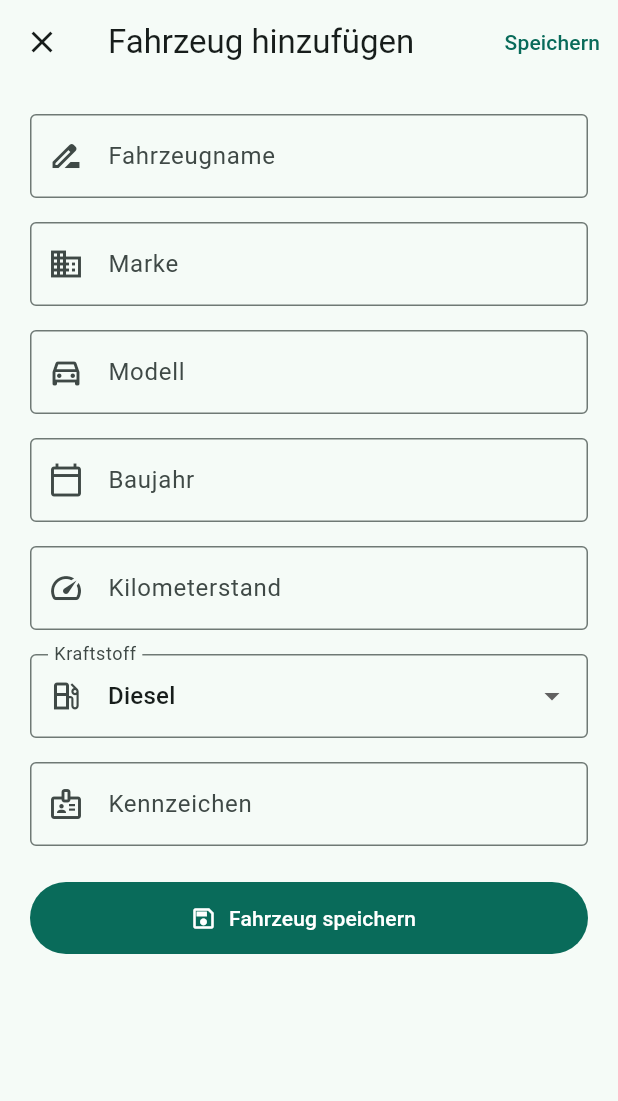
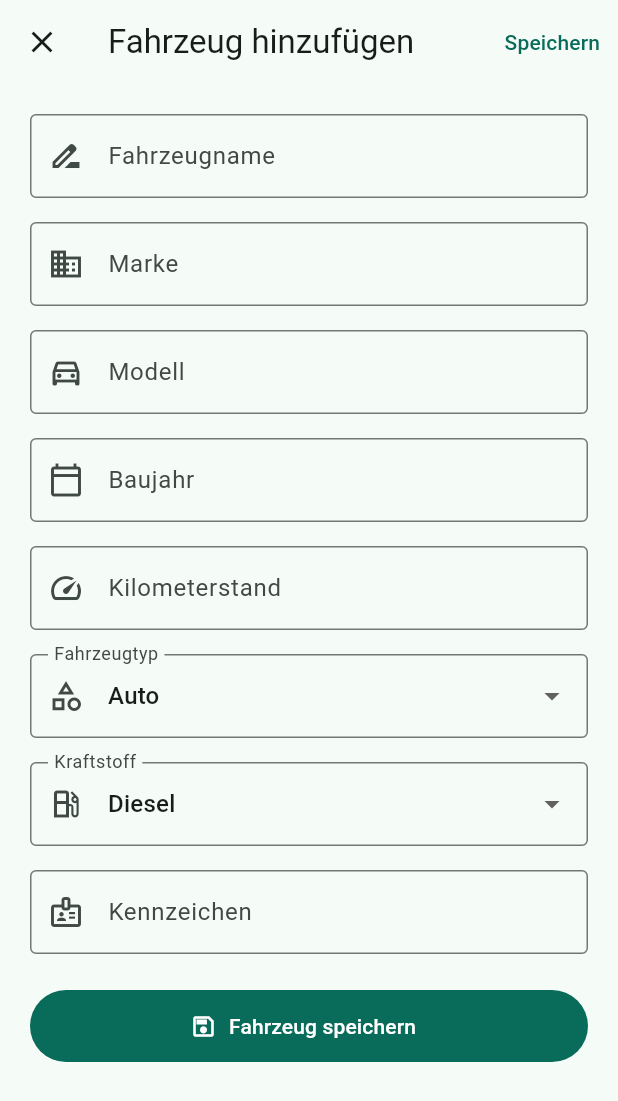
Before and after one commit to Ramon2024-RB/MotorLog, a Flutter app: the AddVehicleDialog screen opened directly, on a phone screen of 412 x 824 dp. Shown: the top 1101 px of the screen. Run offline on Flutter 3.47's test engine with Material 3 defaults, Android fonts, the phone set to English and light mode, and no system bars; our stand-ins replace flutter_riverpod, go_router, sqflite; accounts and stored records are empty.

Commit message:
Fahrzeugtyp und Standardfahrzeug fertiggestellt

```diff
--- a/lib/models/vehicle.dart
+++ b/lib/models/vehicle.dart
@@ -7,7 +7,9 @@ class Vehicle {
     required this.year,
     required this.fuelType,
     required this.mileage,
+    required this.vehicleType,
     this.licensePlate,
+    this.isDefault = false,
   });
 
   final String id;
@@ -17,7 +19,35 @@ class Vehicle {
   final int year;
   final String fuelType;
   final int mileage;
+  final String vehicleType;
   final String? licensePlate;
+  final bool isDefault;
+
+  Vehicle copyWith({
+    String? id,
+    String? name,
+    String? brand,
+    String? model,
+    int? year,
+    String? fuelType,
+    int? mileage,
+    String? vehicleType,
+    String? licensePlate,
+    bool? isDefault,
+  }) {
+    return Vehicle(
+      id: id ?? this.id,
+      name: name ?? this.name,
+      brand: brand ?? this.brand,
+      model: model ?? this.model,
+      year: year ?? this.year,
+      fuelType: fuelType ?? this.fuelType,
+      mileage: mileage ?? this.mileage,
+      vehicleType: vehicleType ?? this.vehicleType,
+      licensePlate: licensePlate ?? this.licensePlate,
+      isDefault: isDefault ?? this.isDefault,
+    );
+  }
 
   Map<String, Object?> toMap() {
     return {
@@ -28,7 +58,9 @@ class Vehicle {
       'year': year,
       'fuel_type': fuelType,
       'mileage': mileage,
+      'vehicle_type': vehicleType,
       'license_plate': licensePlate,
+      'is_default': isDefault ? 1 : 0,
     };
   }
 
@@ -41,7 +73,9 @@ class Vehicle {
       year: map['year'] as int,
       fuelType: map['fuel_type'] as String,
       mileage: map['mileage'] as int,
+      vehicleType: (map['vehicle_type'] as String?) ?? 'Auto',
       licensePlate: map['license_plate'] as String?,
+      isDefault: (map['is_default'] as int? ?? 0) == 1,
     );
   }
 }
--- a/lib/screens/vehicles/add_vehicle_dialog.dart
+++ b/lib/screens/vehicles/add_vehicle_dialog.dart
@@ -28,6 +28,7 @@ class _AddVehicleDialogState extends ConsumerState<AddVehicleDialog> {
   late final TextEditingController _licensePlateController;
 
   late String _fuelType;
+  late String _vehicleType;
   bool _isSaving = false;
 
   bool get _isEditing => widget.vehicle != null;
@@ -58,6 +59,7 @@ class _AddVehicleDialogState extends ConsumerState<AddVehicleDialog> {
     );
 
     _fuelType = vehicle?.fuelType ?? 'Diesel';
+    _vehicleType = vehicle?.vehicleType ?? 'Auto';
   }
 
   @override
@@ -102,6 +104,7 @@ class _AddVehicleDialogState extends ConsumerState<AddVehicleDialog> {
       model: _modelController.text.trim(),
       year: year,
       fuelType: _fuelType,
+      vehicleType: _vehicleType,
       mileage: mileage,
       licensePlate: _licensePlateController.text.trim().isEmpty
           ? null
@@ -243,6 +246,44 @@ class _AddVehicleDialogState extends ConsumerState<AddVehicleDialog> {
               ),
               const SizedBox(height: 16),
               DropdownButtonFormField<String>(
+  initialValue: _vehicleType,
+  decoration: const InputDecoration(
+    labelText: 'Fahrzeugtyp',
+    prefixIcon: Icon(Icons.category_outlined),
+    border: OutlineInputBorder(),
+  ),
+  items: const [
+    DropdownMenuItem(
+      value: 'Auto',
+      child: Text('Auto'),
+    ),
+    DropdownMenuItem(
+      value: 'Camper',
+      child: Text('Camper'),
+    ),
+    DropdownMenuItem(
+      value: 'Motorrad',
+      child: Text('Motorrad'),
+    ),
+    DropdownMenuItem(
+      value: 'Transporter',
+      child: Text('Transporter'),
+    ),
+    DropdownMenuItem(
+      value: 'Sonstiges',
+      child: Text('Sonstiges'),
+    ),
+  ],
+  onChanged: (value) {
+    if (value != null) {
+      setState(() {
+        _vehicleType = value;
+      });
+    }
+  },
+),
+const SizedBox(height: 16),
+              DropdownButtonFormField<String>(
                 initialValue: _fuelType,
                 decoration: const InputDecoration(
                   labelText: 'Kraftstoff',
--- a/lib/screens/vehicles/vehicles_page.dart
+++ b/lib/screens/vehicles/vehicles_page.dart
@@ -179,7 +179,8 @@ class VehiclesPage extends ConsumerWidget {
                       padding: const EdgeInsets.only(top: 6),
                       child: Text(
                         '${vehicle.brand} ${vehicle.model}\n'
-                        '${vehicle.year} · ${vehicle.fuelType} · '
+                        '${vehicle.vehicleType} · ${vehicle.year} · '
+                        '${vehicle.fuelType} · '
                         '${vehicle.mileage} km'
                         '${vehicle.licensePlate == null ? '' : '\n${vehicle.licensePlate}'}',
                       ),
```
Also changed, not shown: lib/core/database/app_database.dart (+41 -2 lines), lib/services/vehicle_provider.dart (+9 -0 lines).
